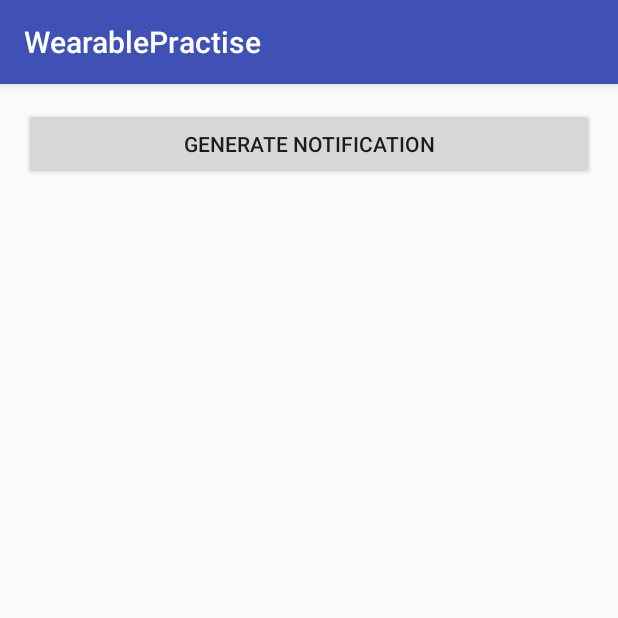
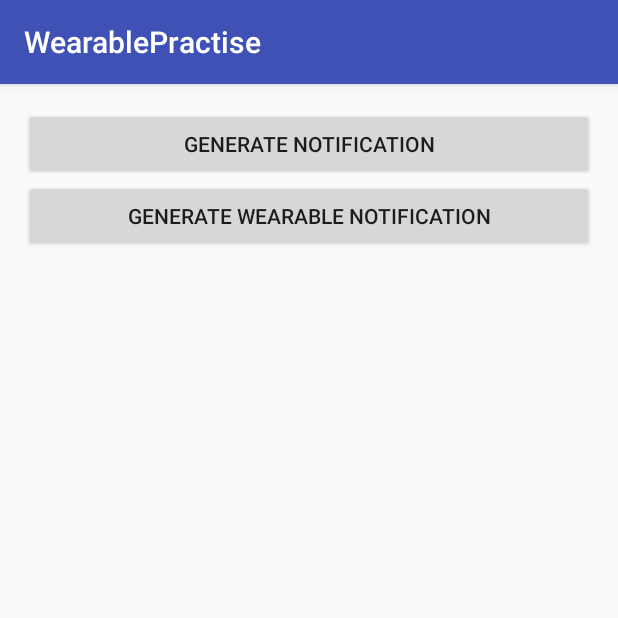
Before and after one commit to IAndroidTutorials/AndroidWearables, an Android app: the NotificationActivity screen opened directly, with no data from a screen before it, after a tap on "GENERATE NOTIFICATION", on a phone screen of 412 x 824 dp, the top half of it. Run offline under Robolectric (Android 15) with nearby library versions, the phone set to English and light mode, and no system bars.

Commit message:
adding wearable specific notification

```diff
--- a/mobile/src/main/AndroidManifest.xml
+++ b/mobile/src/main/AndroidManifest.xml
@@ -21,6 +21,8 @@
     </activity>
     <activity android:name=".activities.NotificationActivity">
     </activity>
+    <activity android:name=".activities.NotificationClickActivity">
+    </activity>
   </application>
 
 </manifest>
--- a/mobile/src/main/java/com/prateekj/android/activities/NotificationActivity.java
+++ b/mobile/src/main/java/com/prateekj/android/activities/NotificationActivity.java
@@ -3,7 +3,10 @@ package com.prateekj.android.activities;
 import android.app.PendingIntent;
 import android.content.Intent;
 import android.os.Bundle;
+import android.support.annotation.NonNull;
 import android.support.v4.app.NotificationCompat;
+import android.support.v4.app.NotificationCompat.Action;
+import android.support.v4.app.NotificationCompat.WearableExtender;
 import android.support.v4.app.NotificationManagerCompat;
 import android.support.v7.app.AppCompatActivity;
 import android.view.View;
@@ -11,9 +14,11 @@ import android.view.View;
 import com.prateekj.android.R;
 
 import static android.app.PendingIntent.FLAG_UPDATE_CURRENT;
-import static android.net.Uri.parse;
+import static com.prateekj.android.activities.NotificationClickActivity.SOURCE_TEXT;
 
 public class NotificationActivity extends AppCompatActivity {
+
+  public static final int UNIQUE_ID = 1;
 
   @Override
   protected void onCreate(Bundle savedInstanceState) {
@@ -22,14 +27,35 @@ public class NotificationActivity extends AppCompatActivity {
   }
 
   public void generateNotification(View view) {
-    final int UNIQUE_ID = 1;
-    Intent intent = new Intent(Intent.ACTION_VIEW, parse(getString(R.string.twitter_uri)));
+    PendingIntent pendingIntent = getPendingIntentForText("Simple Notification");
     NotificationCompat.Builder notificationBuilder = new NotificationCompat.Builder(this)
         .setSmallIcon(R.drawable.common_google_signin_btn_icon_dark)
         .setContentTitle("My Notification")
-        .setContentIntent(PendingIntent.getActivity(this, 0, intent, FLAG_UPDATE_CURRENT))
+        .setContentIntent(pendingIntent)
         .setAutoCancel(true);
     NotificationManagerCompat mNotificationManager = NotificationManagerCompat.from(getApplicationContext());
     mNotificationManager.notify(UNIQUE_ID, notificationBuilder.build());
   }
+
+  public void wearableSpecificNotifications(View view) {
+    PendingIntent pendingIntent = getPendingIntentForText("Wearable Specific Notification");
+    Action mapAction = new Action(R.drawable.common_full_open_on_phone, "Wearable Action", pendingIntent);
+    WearableExtender extender = new WearableExtender().
+        addAction(mapAction);
+
+    NotificationCompat.Builder notificationBuilder = new NotificationCompat.Builder(this)
+        .setSmallIcon(R.drawable.common_google_signin_btn_icon_dark)
+        .setContentTitle("My Wearable Notification")
+        .extend(extender)
+        .setAutoCancel(true);
+    NotificationManagerCompat mNotificationManager = NotificationManagerCompat.from(getApplicationContext());
+    mNotificationManager.notify(UNIQUE_ID, notificationBuilder.build());
+  }
+
+  @NonNull
+  private PendingIntent getPendingIntentForText(String text) {
+    Intent intent = new Intent(this, NotificationClickActivity.class);
+    intent.putExtra(SOURCE_TEXT, text);
+    return PendingIntent.getActivity(this, 0, intent, FLAG_UPDATE_CURRENT);
+  }
 }
--- a/mobile/src/main/res/layout/activity_notification.xml
+++ b/mobile/src/main/res/layout/activity_notification.xml
@@ -1,5 +1,5 @@
 <?xml version="1.0" encoding="utf-8"?>
-<RelativeLayout
+<LinearLayout
     xmlns:android="http://schemas.android.com/apk/res/android"
     xmlns:tools="http://schemas.android.com/tools"
     android:layout_width="match_parent"
@@ -8,6 +8,7 @@
     android:paddingLeft="@dimen/activity_horizontal_margin"
     android:paddingRight="@dimen/activity_horizontal_margin"
     android:paddingTop="@dimen/activity_vertical_margin"
+    android:orientation="vertical"
     tools:context="com.prateekj.android.activities.NotificationActivity">
 
     <Button
@@ -17,4 +18,10 @@
         android:text="@string/generate_notifications"
         android:layout_height="wrap_content"/>
 
-</RelativeLayout>
+    <Button
+        android:layout_width="match_parent"
+        android:onClick="wearableSpecificNotifications"
+        android:text="@string/generate_wearable_notifications"
+        android:layout_height="wrap_content"/>
+
+</LinearLayout>
--- a/mobile/src/main/res/values/strings.xml
+++ b/mobile/src/main/res/values/strings.xml
@@ -8,4 +8,5 @@
   <string name="server_ip">Server IP</string>
   <string name="set_ip">Set IP</string>
   <string name="twitter_uri">http://mobile.twitter.com</string>
+  <string name="generate_wearable_notifications">Generate Wearable Notification</string>
 </resources>
```
Also changed, not shown: mobile/src/main/java/com/prateekj/android/activities/NotificationClickActivity.java (added, +21 -0 lines), mobile/src/main/res/layout/activity_notification_click.xml (added, +19 -0 lines).
